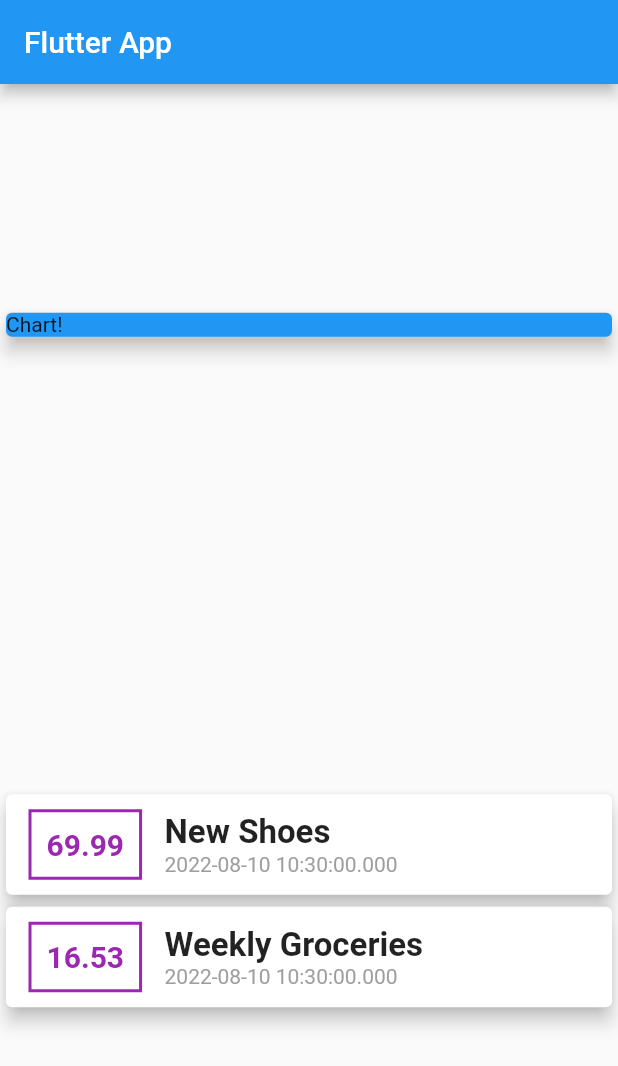
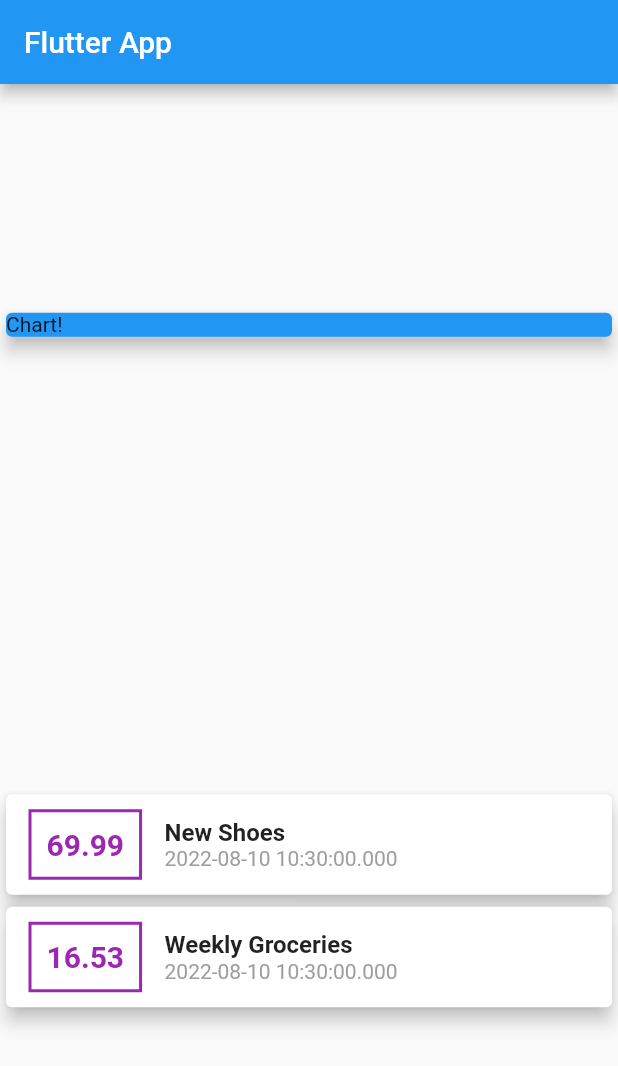
Before and after one commit to AurelTBE/ExpenseTracker, a Flutter app: the screen it shows after launch, on a phone screen of 412 x 824 dp. Shown: the top 1066 px of the screen. Run offline on Flutter 3.47's test engine with Material 2 defaults, Android fonts, the phone set to English and light mode, and no system bars.

Commit message:
WIP 0011

```diff
--- a/lib/main.dart
+++ b/lib/main.dart
@@ -77,7 +77,7 @@ class MyHomePage extends StatelessWidget {
                         Text(
                           tx.title,
                           style: TextStyle(
-                              fontSize: 22, fontWeight: FontWeight.bold),
+                              fontSize: 16, fontWeight: FontWeight.bold),
                         ),
                         Text(
                           tx.date.toString(),
```
